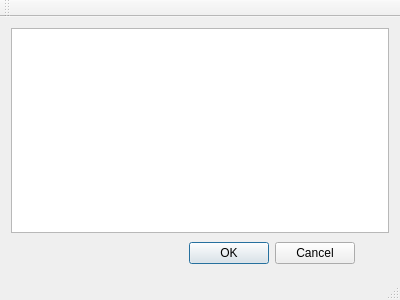
This is CustomWidget/qtWStudy/mainwindow.ui in f0ghua/qt_examples as Qt 5 draws it before an edit. The edited form follows.
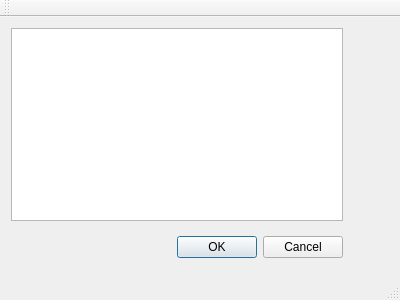
This is the edited form. Custom widgets are drawn as their Qt base class.

Commit message: ! change xsled code so that we can support change led size in designer

Diff of the .ui file:
```diff
--- a/CustomWidget/qtWStudy/mainwindow.ui
+++ b/CustomWidget/qtWStudy/mainwindow.ui
@@ -15,6 +15,9 @@
   </property>
   <widget class="QWidget" name="centralWidget">
    <layout class="QGridLayout" name="gridLayout">
+    <item row="0" column="0" colspan="2">
+     <widget class="QPlainTextEdit" name="plainTextEdit"/>
+    </item>
     <item row="1" column="0">
      <spacer name="horizontalSpacer">
       <property name="orientation">
@@ -39,15 +42,18 @@
      <widget class="XSLed" name="xSLed">
       <property name="minimumSize">
        <size>
-        <width>28</width>
-        <height>28</height>
+        <width>40</width>
+        <height>40</height>
+       </size>
+      </property>
+      <property name="maximumSize">
+       <size>
+        <width>40</width>
+        <height>40</height>
        </size>
       </property>
      </widget>
     </item>
-    <item row="0" column="0" colspan="3">
-     <widget class="QPlainTextEdit" name="plainTextEdit"/>
-    </item>
    </layout>
   </widget>
   <widget class="QMenuBar" name="menuBar">
@@ -74,7 +80,7 @@
  <customwidgets>
   <customwidget>
    <class>XSLed</class>
-   <extends>QWidget</extends>
+   <extends></extends>
    <header>xsled.h</header>
   </customwidget>
  </customwidgets>
```
The commit also changes 2 other files.
